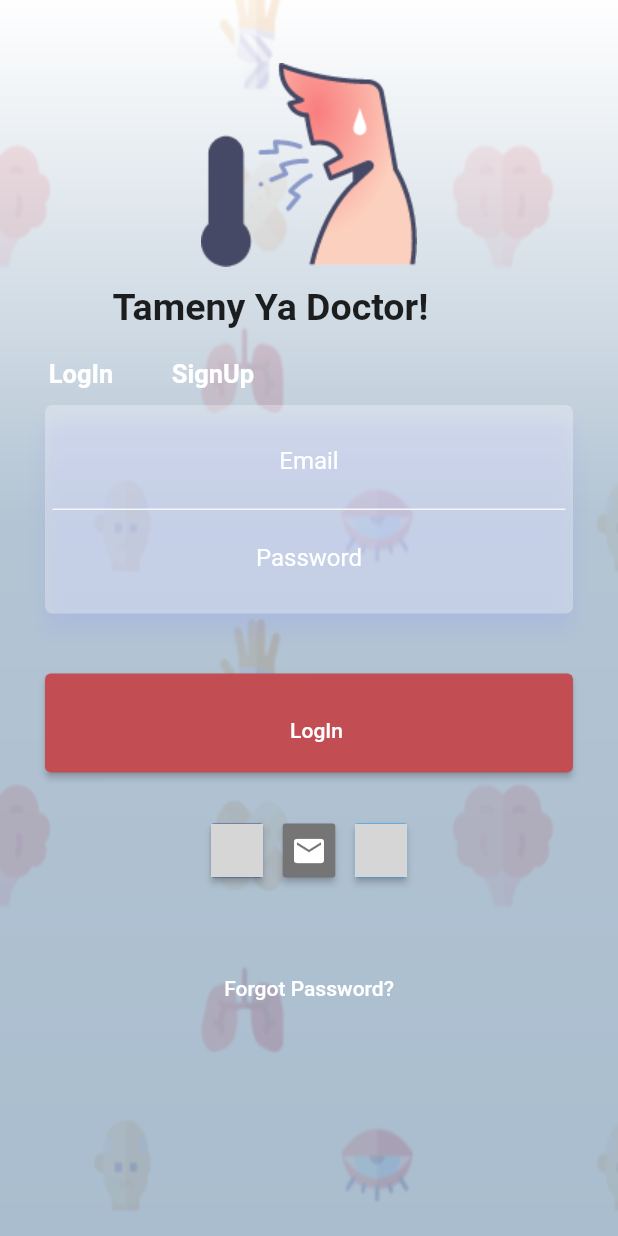
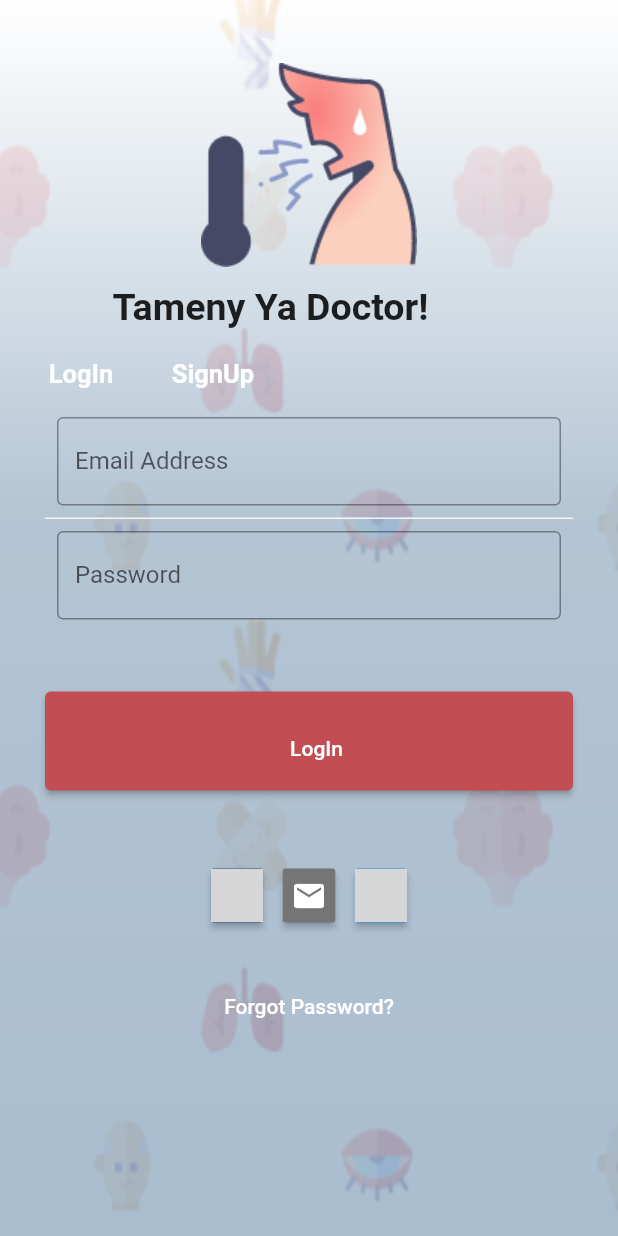
Before and after one commit to Aada21/The-modified-Chatbot-file-, a Flutter app: the screen it shows after launch, on a phone screen of 412 x 824 dp. Run offline on Flutter 3.47's test engine with Material 2 defaults, Android fonts, the light colour scheme and no system bars; our stand-ins replace cloud_firestore, firebase_auth, firebase_core, flutter_signin_button; missing offline and left inert: imagebutton, pattern_formatter, wc_form_validators; accounts and stored records are empty; grey boxes are pictures that could not be loaded.

Commit message:
login button

```diff
--- a/lib/LogIn.dart
+++ b/lib/LogIn.dart
@@ -3,7 +3,7 @@ import 'package:flutter/cupertino.dart';
 import 'package:flutter/material.dart';
 import 'package:flutter_signin_button/flutter_signin_button.dart';
 import 'package:profile_page/home_page.dart';
-
+import 'package:wc_form_validators/wc_form_validators.dart';
 import 'SignUp.dart';
 
 void main() => runApp(MaterialApp(
@@ -12,8 +12,10 @@ void main() => runApp(MaterialApp(
     ));
 
 class LogIn extends StatefulWidget {
-  const LogIn({Key key}) : super(key: key);
+  LogIn({Key key}) : super(key: key);
   static String id = 'LogIn';
+
+
 
   @override
   _LogInState createState() => _LogInState();
@@ -23,6 +25,7 @@ class _LogInState extends State<LogIn> {
   final _auth = FirebaseAuth.instance;
   String email;
   String password;
+  final GlobalKey<FormState> _formKey = GlobalKey<FormState>();
   @override
   Widget build(BuildContext context) {
     Size size = MediaQuery.of(context).size;
@@ -99,9 +102,9 @@ class _LogInState extends State<LogIn> {
                         ]),
                       ),
                       Padding(
-                        padding: EdgeInsets.fromLTRB(20, 20, 20, 10),
+                        padding: EdgeInsets.fromLTRB(20, 50, 20, 7),
                         child: Container(
-                          padding: EdgeInsets.fromLTRB(10, 50, 10, 010),
+                          padding: EdgeInsets.fromLTRB(10, 50, 10, 7),
                           child: Row(
                               mainAxisAlignment: MainAxisAlignment.center,
                               children: [
@@ -129,17 +132,8 @@ class _LogInState extends State<LogIn> {
                     padding: EdgeInsets.fromLTRB(30.0, 250.0, 30.0, 0.0),
                     child: Column(
                       children: <Widget>[
-                        Container(
-                          padding: EdgeInsets.fromLTRB(5, 5, 5, 5),
-                          decoration: BoxDecoration(
-                              color: Colors.white.withOpacity(.3),
-                              borderRadius: BorderRadius.circular(5),
-                              boxShadow: [
-                                BoxShadow(
-                                    color: Color.fromRGBO(143, 148, 251, .2),
-                                    blurRadius: 10.0,
-                                    offset: Offset(0, 10))
-                              ]),
+                        Form(
+                          key:_formKey,
                           child: Column(
                             children: <Widget>[
                               Container(
@@ -148,33 +142,44 @@ class _LogInState extends State<LogIn> {
                                     border: Border(
                                         bottom: BorderSide(
                                             color: Colors.grey[100]))),
-                                child: TextField(
+                                child: TextFormField(
                                   textAlign: TextAlign.center,
                                   keyboardType: TextInputType.emailAddress,
                                   onChanged: (value) {
                                     email = value;
                                   },
                                   decoration: InputDecoration(
-                                      border: InputBorder.none,
+                                      labelText: "Email Address",
+                                      border: OutlineInputBorder() ,
                                       hintText: "Email",
                                       hintStyle:
                                           TextStyle(color: Colors.white)),
+                                  // validator: validateText,
+                                  validator: Validators.compose([
+                                    Validators.required('Email is required'),
+                                    Validators.email('Invalid email address'),
+                                  ]),
                                 ),
                               ),
                               Container(
                                 padding: EdgeInsets.all(8.0),
-                                child: TextField(
+                                child: TextFormField(
                                   textAlign: TextAlign.center,
                                   obscureText: true,
                                   onChanged: (value) {
                                     password = value;
                                   },
                                   decoration: InputDecoration(
-
-                                      border: InputBorder.none,
+                                      labelText: "Password",
+                                      border: OutlineInputBorder(),
                                       hintText: "Password",
                                       hintStyle:
                                           TextStyle(color: Colors.white)),
+                                  validator: Validators.compose([
+                                    Validators.required('Password is required'),
+                                    Validators.minLength(8, 'Characters are less than 8'),
+                                  Validators.maxLength(15, 'Characters are greater than 15'),
+                                  ]),
                                 ),
                               )
                             ],
@@ -185,7 +190,9 @@ class _LogInState extends State<LogIn> {
                           padding: EdgeInsets.fromLTRB(0, 40, 0, 0),
                           child: ElevatedButton(
                             onPressed: () {
-
+                              if (_formKey.currentState.validate()) {
+                                print("Form was submitted successfully.");
+                              }
                             },
                             style: ElevatedButton.styleFrom(
                                 primary: Color.fromRGBO(194, 78, 84, 1),
@@ -225,5 +232,11 @@ class _LogInState extends State<LogIn> {
             ),
           ),
         ));
+
   }
 }
+// String validateText(String formText) {
+//   if (formText.isEmpty) return 'Field is required.';
+//
+//   return null;
+// }
--- a/lib/SignUp.dart
+++ b/lib/SignUp.dart
@@ -4,7 +4,7 @@ import 'package:firebase_auth/firebase_auth.dart';
 import 'package:flutter/cupertino.dart';
 import 'package:flutter/material.dart';
 import 'package:profile_page/db.dart';
-
+import 'package:wc_form_validators/wc_form_validators.dart';
 import 'LogIn.dart';
 import 'home_page.dart';
 
--- a/lib/main.dart
+++ b/lib/main.dart
@@ -6,7 +6,7 @@ import 'package:profile_page/Diabetes.dart';
 import 'package:profile_page/ProfilePage.dart';
 import 'package:profile_page/SignUp.dart';
 import 'package:profile_page/chatbot.dart';
-
+import 'package:wc_form_validators/wc_form_validators.dart';
 import 'History.dart';
 import 'LogIn.dart';
 import 'SplashScreen.dart';
--- a/pubspec.yaml
+++ b/pubspec.yaml
@@ -31,6 +31,7 @@ dependencies:
   flutter_svg: ^0.17.1
   pattern_formatter: ^2.0.0
   marquee: ^1.6.1
+  wc_form_validators: ^1.0.0
 
 
 
```
Also changed, not shown: pubspec.lock.
